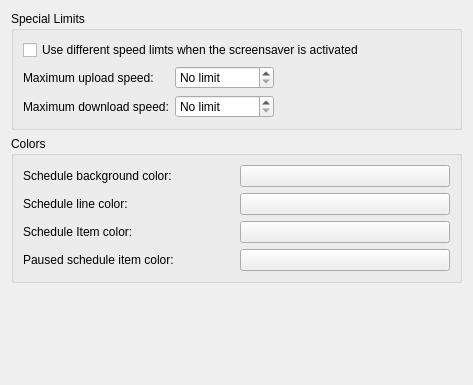
Before: the Qt Designer form plugins/bwscheduler/bwprefpage.ui in KDE/ktorrent, drawn with Qt 5.
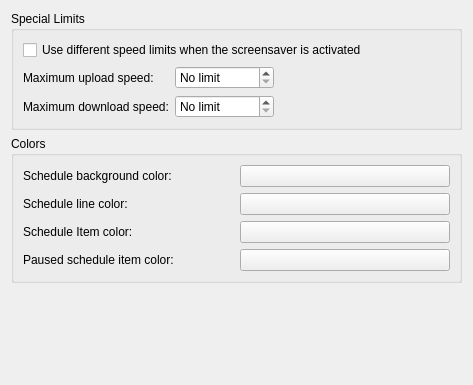
After: the same form once the commit is applied. Custom widgets are drawn as their Qt base class.

```diff
--- a/plugins/bwscheduler/bwprefpage.ui
+++ b/plugins/bwscheduler/bwprefpage.ui
@@ -22,7 +22,7 @@
          <string>Use these global limits when the screensaver is activated, instead of the ones configured in the network settings.</string>
         </property>
         <property name="text" >
-         <string>Use different speed limts when the screensaver is activated</string>
+         <string>Use different speed limits when the screensaver is activated</string>
         </property>
        </widget>
       </item>
```
